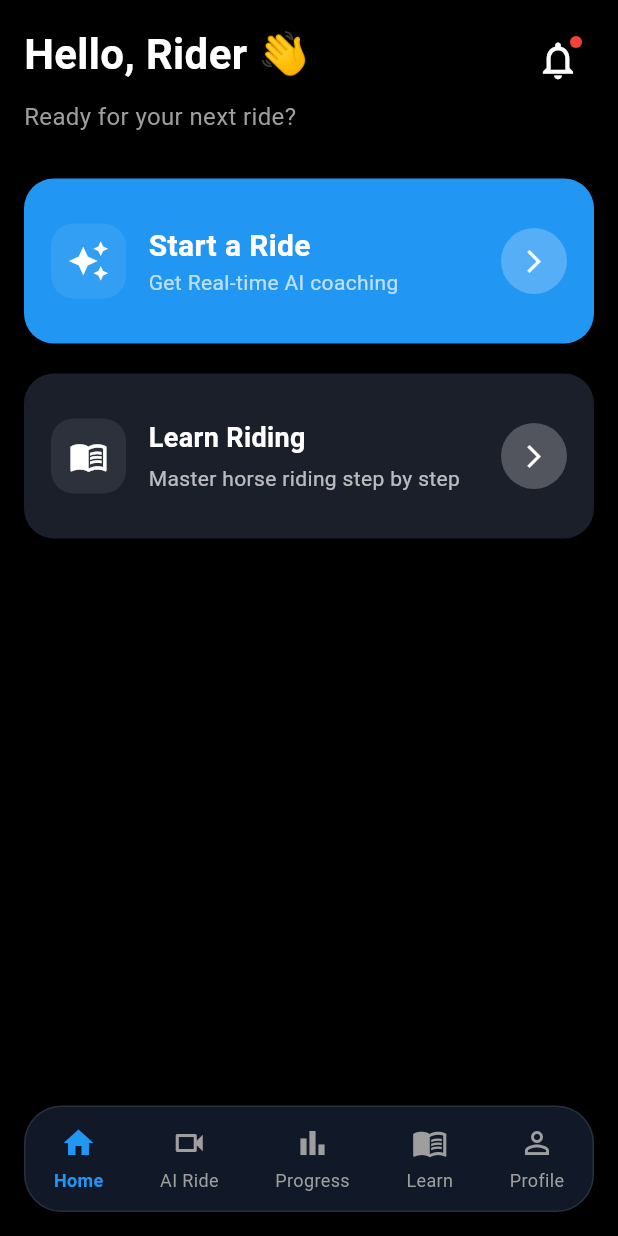
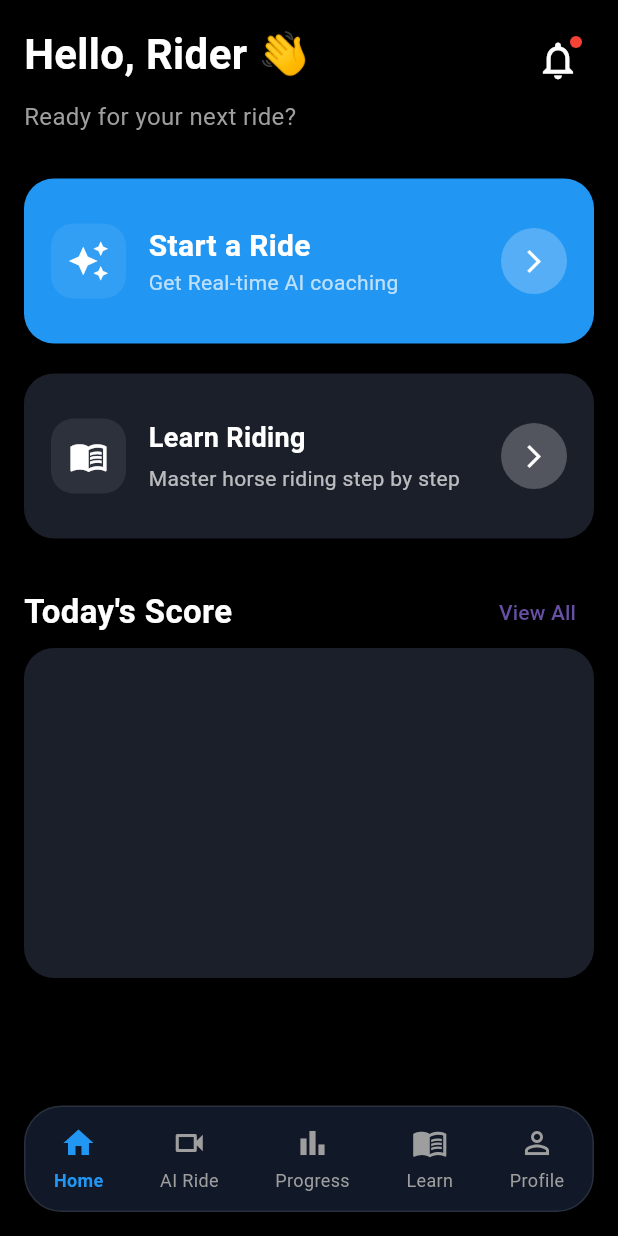
Before and after one commit to Sreenu-123/Ashwa, a Flutter app: the screen it shows after launch, on a phone screen of 412 x 824 dp. Run offline on Flutter 3.47's test engine with Material 3 defaults, Android fonts, the phone set to English and light mode, and no system bars.

Commit message:
Build Home dashboard layout and score section

```diff
--- a/lib/Screens/Home/home_screen.dart
+++ b/lib/Screens/Home/home_screen.dart
@@ -203,6 +203,30 @@ class HomeScreen extends StatelessWidget {
                     ),
                   ),
                 ),
+                const SizedBox(height: 25),
+                Row(
+                  mainAxisAlignment: MainAxisAlignment.spaceBetween,
+                  children: [
+                    const Text(
+                      "Today's Score",
+                      style: TextStyle(
+                        color: Colors.white,
+                        fontSize: 22,
+                        fontWeight: FontWeight.bold,
+                      ),
+                    ),
+
+                    TextButton(onPressed: () {}, child: const Text("View All")),
+                  ],
+                ),
+                Container(
+                  width: double.infinity,
+                  height: 220,
+                  decoration: BoxDecoration(
+                    color: const Color(0xFF1B1F2A),
+                    borderRadius: BorderRadius.circular(20),
+                  ),
+                ),
               ],
             ),
           ),
```
